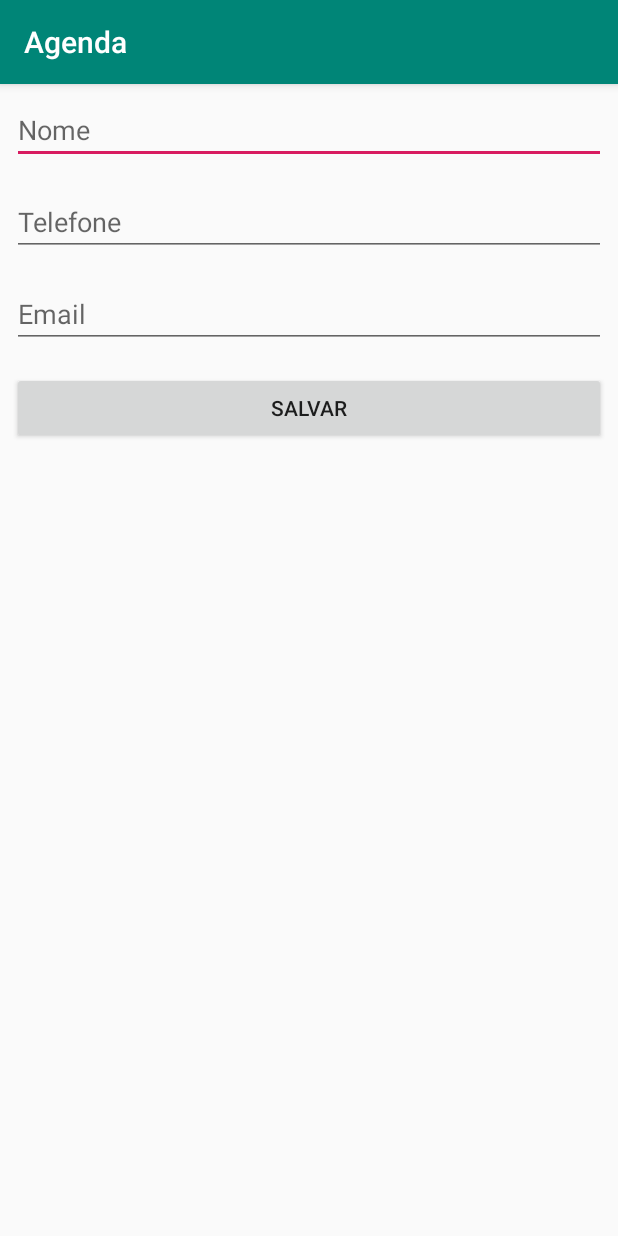
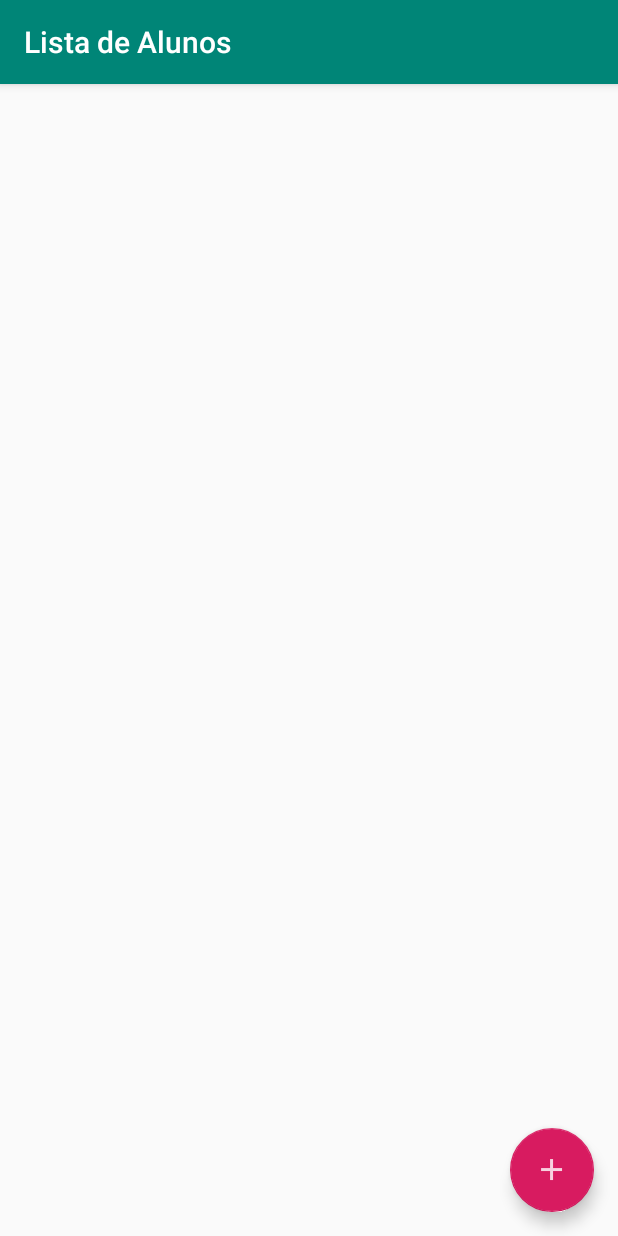
Before and after one commit to miguelBS13/senai-sga-agenda-android, an Android app: the screen it shows after launch (FormularioAlunoActivity before the commit, ListaAlunosActivity after it), on a phone screen of 412 x 824 dp. Run offline under Robolectric (Android 15) with nearby library versions, the phone set to English and light mode, and no system bars.

Commit message:
mudei 20/05

```diff
--- /dev/null
+++ b/app/src/main/java/br/senai/rn/agenda/activities/ListaAlunosActivity.java
@@ -0,0 +1,51 @@
+package br.senai.rn.agenda.activities;
+
+import android.content.Intent;
+import android.os.Bundle;
+import android.support.annotation.Nullable;
+import android.support.design.widget.FloatingActionButton;
+import android.support.v7.app.AppCompatActivity;
+import android.view.View;
+import android.widget.ArrayAdapter;
+import android.widget.ListView;
+
+import br.senai.rn.agenda.dao.AlunoDAO;
+
+public class ListaAlunosActivity extends AppCompatActivity {
+
+    private final String TITULO_APPBAR = "Lista de Alunos";
+    private ListView listaAlunos;
+    private FloatingActionButton botaoAdicionar;
+    private AlunoDAO dao = new AlunoDAO();
+
+    @Override
+    protected void onCreate(@Nullable Bundle savedInstanceState) {
+        super.onCreate(savedInstanceState);
+        setContentView(R.layout.principal_acitvity);
+        setTitle(TITULO_APPBAR);
+        inicializarComponentes();
+        definirEventos();
+    }
+
+    @Override
+    protected void onResume() {
+        super.onResume();
+        listaAlunos.setAdapter(new ArrayAdapter<>(this, android.R.layout.simple_list_item_1, dao.obterTodos()));
+    }
+
+    private void inicializarComponentes() {
+        listaAlunos = findViewById(R.id.principal_activity_main_lista_de_alunos);
+        botaoAdicionar = findViewById(R.id.principal_activity_main_fab_novo_aluno);
+    }
+
+    private void definirEventos() {
+        botaoAdicionar.setOnClickListener(new View.OnClickListener() {
+            @Override
+            public void onClick(View v) {
+                Intent intent = new Intent(ListaAlunosActivity.this, FormularioAlunoActivity.class);
+                startActivity(intent);
+            }
+        });
+    }
+
+}
--- a/app/src/main/java/br/senai/rn/agenda/dao/AlunoDAO.java
+++ b/app/src/main/java/br/senai/rn/agenda/dao/AlunoDAO.java
@@ -8,6 +8,7 @@ import br.senai.rn.agenda.models.Aluno;
 public class AlunoDAO {
 
     private final static List<Aluno> ALUNOS = new ArrayList<>();
+
     public void salva(Aluno aluno){
         ALUNOS.add(aluno);
     }
```
Also changed, not shown: app/src/main/AndroidManifest.xml (+2 -7 lines), app/src/main/java/br/senai/rn/agenda/activities/FormularioAlunoActivity.java (+24 -15 lines), app/src/main/java/br/senai/rn/agenda/activities/Principal.java (deleted, +0 -48 lines), app/src/main/java/br/senai/rn/agenda/models/Aluno.java (line endings or trailing spaces).
